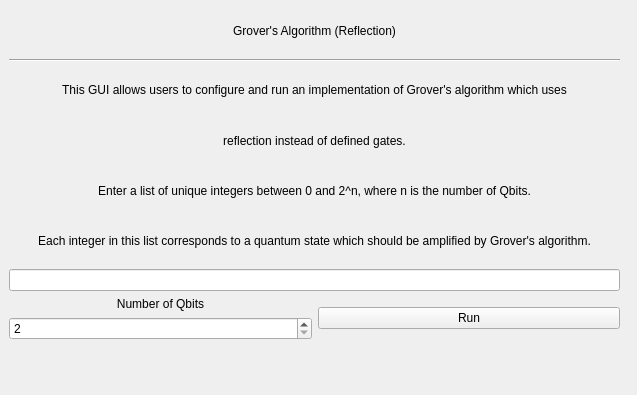
Old version of the form resource/groverRef.ui in the repository Quantum-Computing-GP-3/Simulated-Quantum-Computer.
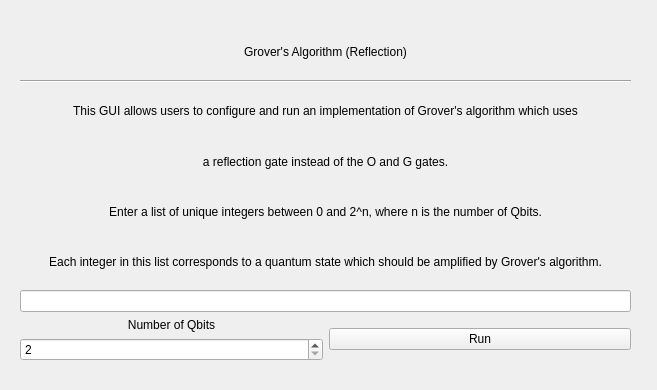
New version of the form.

```diff
--- a/resource/groverRef.ui
+++ b/resource/groverRef.ui
@@ -6,8 +6,8 @@
    <rect>
     <x>0</x>
     <y>0</y>
-    <width>637</width>
-    <height>395</height>
+    <width>657</width>
+    <height>390</height>
    </rect>
   </property>
   <property name="windowTitle">
@@ -16,8 +16,8 @@
   <widget class="QWidget" name="verticalLayoutWidget">
    <property name="geometry">
     <rect>
-     <x>9</x>
-     <y>9</y>
+     <x>20</x>
+     <y>30</y>
      <width>611</width>
      <height>331</height>
     </rect>
@@ -56,7 +56,7 @@
     <item>
      <widget class="QLabel" name="label_3">
       <property name="text">
-       <string>reflection instead of defined gates.</string>
+       <string>a reflection gate instead of the O and G gates.</string>
       </property>
       <property name="alignment">
        <set>Qt::AlignCenter</set>
```
